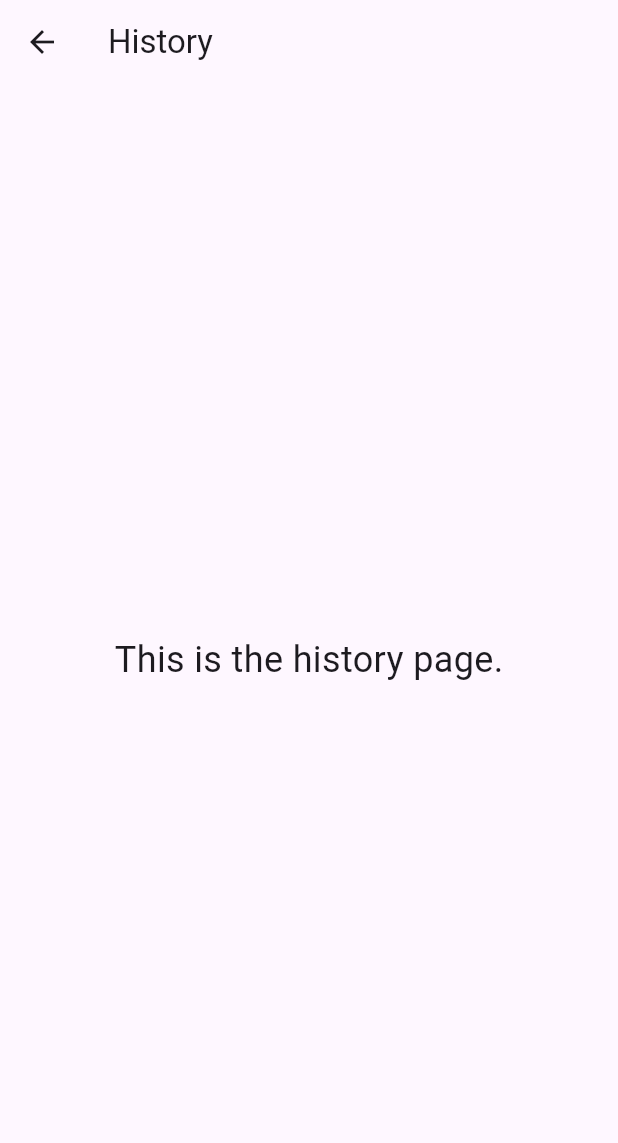
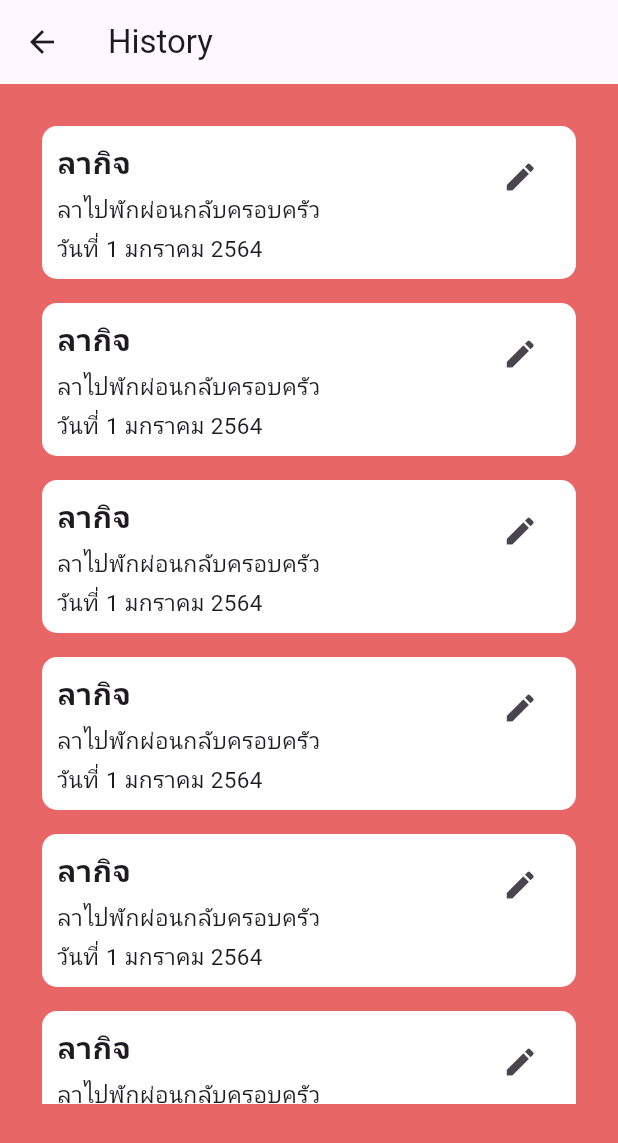
Before and after one commit to 0x1dc130c/worktimeApp, a Flutter app: the HistoryPage screen opened directly, on a phone screen of 412 x 824 dp. Shown: the top 1143 px of the screen. Run offline on Flutter 3.47's test engine with Material 3 defaults, Android fonts, the phone set to English and light mode, and no system bars; our stand-ins replace curved_navigation_bar, image_picker, table_calendar; missing offline and left inert: aura_box, pulsator.

Commit message:
update code 8/7/24 history function

```diff
--- a/lib/screens/history.dart
+++ b/lib/screens/history.dart
@@ -1,20 +1,169 @@
+import 'package:flutter/cupertino.dart';
 import 'package:flutter/material.dart';
 
-class HistoryPage extends StatelessWidget {
+class HistoryPage extends StatefulWidget {
   const HistoryPage({super.key});
 
   @override
+  State<HistoryPage> createState() => _HistoryPageState();
+}
+
+class _HistoryPageState extends State<HistoryPage> {
+  bool isEditing = false;
+  int editingIndex = -1;
+  @override
   Widget build(BuildContext context) {
     return Scaffold(
-      appBar: AppBar(
-        title: const Text('History'),
-      ),
-      body: const Center(
-        child: Text(
-          'This is the history page.',
-          style: TextStyle(fontSize: 24),
+        appBar: AppBar(
+          title: const Text('History'),
+        ),
+        body: Container(
+          padding: const EdgeInsets.all(10.0),
+          width: MediaQuery.of(context).size.width,
+          height: MediaQuery.of(context).size.height,
+          decoration: BoxDecoration(
+            color: const Color.fromARGB(255, 233, 102, 102),
+          ),
+          child: Padding(
+            padding: const EdgeInsets.all(10.0),
+            child: Column(
+              children: [
+                Container(
+                  width: MediaQuery.of(context).size.width,
+                  height: 660,
+                  decoration: BoxDecoration(
+                    color: const Color.fromARGB(255, 233, 102, 102),
+                  ),
+                  child: ListView.builder(
+                    itemCount: 10,
+                    itemBuilder: (context, index) {
+                      return isEditing && editingIndex == index
+                          ? _buildEditForm(index)
+                          : _buildHistoryItem(index);
+                    },
+                  )
+                ),
+              ],
+            ),
+          ),
+        ));
+  }
+
+  Widget _buildHistoryItem(int index) {
+    return Padding(
+      padding: const EdgeInsets.all(8.0),
+      child: Container(
+        decoration: BoxDecoration(
+          borderRadius: BorderRadius.circular(10),
+          color: Colors.white,
+        ),
+        child: Row(
+          crossAxisAlignment: CrossAxisAlignment.start,
+          children: [
+            Expanded(
+              flex: 4,
+              child: Padding(
+                padding: const EdgeInsets.all(10.0),
+                child: Column(
+                  crossAxisAlignment: CrossAxisAlignment.start,
+                  children: [
+                    Text(
+                      'ลากิจ',
+                      style: TextStyle(
+                        fontSize: 20,
+                        fontWeight: FontWeight.bold,
+                      ),
+                    ),
+                    SizedBox(height: 5),
+                    Text(
+                      'ลาไปพักผ่อนกลับครอบครัว',
+                      style: TextStyle(fontSize: 15),
+                    ),
+                    SizedBox(height: 5),
+                    Text(
+                      'วันที่ 1 มกราคม 2564',
+                      style: TextStyle(fontSize: 15),
+                    ),
+                  ],
+                ),
+              ),
+            ),
+            Flexible(
+              flex: 1,
+              child: Padding(
+                padding: const EdgeInsets.all(10.0),
+                child: IconButton(
+                  icon: Icon(Icons.edit),
+                  onPressed: () {
+                    setState(() {
+                      isEditing = true;
+                      editingIndex = index;
+                    });
+                    // Add your onPressed code here!
+                  },
+                ),
+              ),
+            ),
+          ],
         ),
       ),
     );
   }
+
+   Widget _buildEditForm(int index) {
+    return Padding(
+      padding: const EdgeInsets.all(8.0),
+      child: Container(
+        decoration: BoxDecoration(
+          borderRadius: BorderRadius.circular(10),
+          color: Colors.white,
+        ),
+        child: Column(
+          crossAxisAlignment: CrossAxisAlignment.start,
+          children: [
+            TextField(
+              decoration: InputDecoration(
+                labelText: 'ชื่อเรื่อง',
+              ),
+            ),
+            TextField(
+              decoration: InputDecoration(
+                labelText: 'รายละเอียด',
+              ),
+            ),
+            TextField(
+              decoration: InputDecoration(
+                labelText: 'วันที่',
+              ),
+            ),
+            Row(
+              mainAxisAlignment: MainAxisAlignment.end,
+              children: [
+                TextButton(
+                  onPressed: () {
+                    setState(() {
+                      isEditing = false;
+                      editingIndex = -1;
+                    });
+                  },
+                  child: Text('ยกเลิก'),
+                ),
+                TextButton(
+                  onPressed: () {
+                    setState(() {
+                      isEditing = false;
+                      editingIndex = -1;
+                    });
+                    // Add your save functionality here
+                  },
+                  child: Text('บันทึก'),
+                ),
+              ],
+            ),
+          ],
+        ),
+      ),
+    );
+  }
+
 }
```
